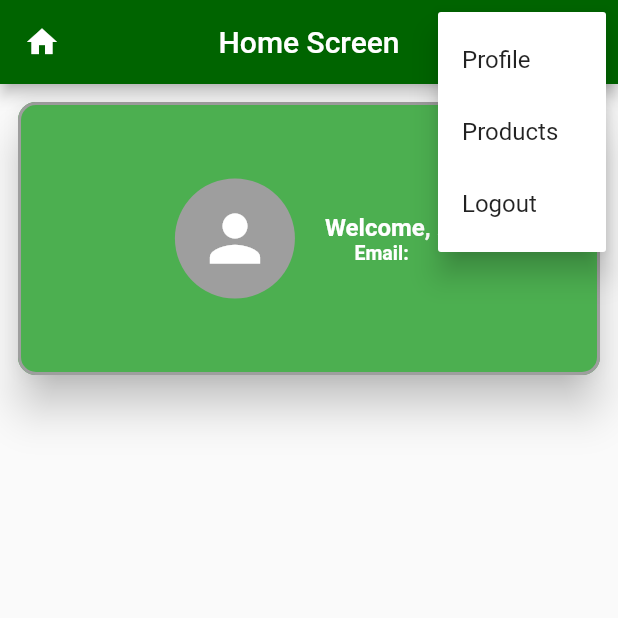
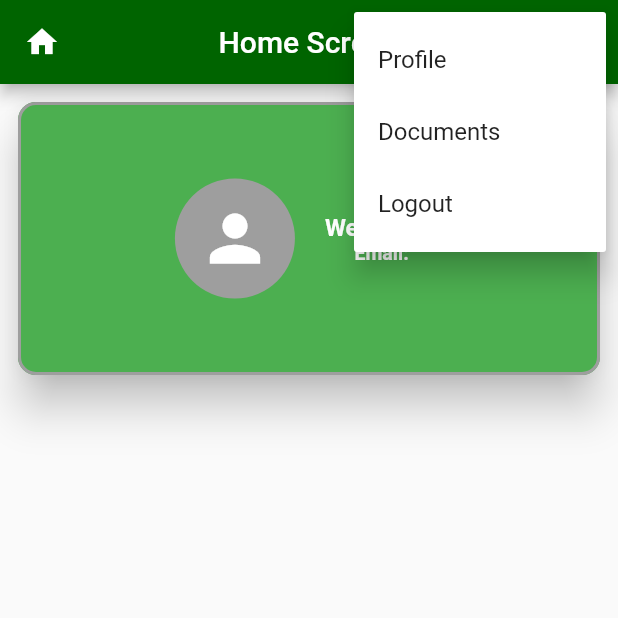
Before and after one commit to yusufrizalh/bengkel-flutter, a Flutter app: the HomeScreen screen opened by its route, after a tap on the "more vert" icon, on a phone screen of 412 x 824 dp, the top half of it. Run offline on Flutter 3.47's test engine with Material 3 defaults, Android fonts, the phone set to English and light mode, and no system bars; our stand-ins replace file_picker, flutter_form_builder, form_builder_validators, image_picker, shared_preferences; accounts and stored records are empty.

Commit message:
home screen fix

```diff
--- a/lib/main.dart
+++ b/lib/main.dart
@@ -30,7 +30,7 @@ class MyApp extends StatelessWidget {
           visualDensity: VisualDensity.adaptivePlatformDensity,
         ),
         title: "Flutter Lab",
-        home: DocumentList(), //* LoginScreen() or Home()
+        home: LoginScreen(), //* LoginScreen() or Home()
         routes: {
           '/login': (context) => LoginScreen(),
           '/register': (context) => RegisterScreen(),
--- a/lib/screens/document_view.dart
+++ b/lib/screens/document_view.dart
@@ -13,7 +13,7 @@ class DocumentView extends StatelessWidget {
       body: SingleChildScrollView(
         padding: const EdgeInsets.all(16.0),
         child: Column(
-          crossAxisAlignment: CrossAxisAlignment.start,
+          crossAxisAlignment: CrossAxisAlignment.center,
           children: [
             Text(
               document.title,
--- a/lib/screens/home_screen.dart
+++ b/lib/screens/home_screen.dart
@@ -30,7 +30,7 @@ class HomeScreen extends StatelessWidget {
           PopupMenuButton(
             tooltip: "Open popup",
             itemBuilder: (context) {
-              return {"Profile", "Products", "Logout"}.map((String popup) {
+              return {"Profile", "Documents", "Logout"}.map((String popup) {
                 return PopupMenuItem(value: popup, child: Text(popup));
               }).toList();
             },
--- a/lib/screens/login_screen.dart
+++ b/lib/screens/login_screen.dart
@@ -63,14 +63,14 @@ class _LoginScreenState extends State<LoginScreen> {
           child: Column(
             children: [
               TextFormField(
-                controller: _emailController,
+                controller: _emailController..text = 'yrizal@email.com',
                 decoration: InputDecoration(labelText: 'Email'),
                 keyboardType: TextInputType.emailAddress,
                 validator: Validators.validateEmail,
               ),
               SizedBox(height: 16),
               TextFormField(
-                controller: _passwordController,
+                controller: _passwordController..text = 'Password',
                 decoration: InputDecoration(labelText: 'Password'),
                 obscureText: true,
                 validator: Validators.validatePassword,
```
